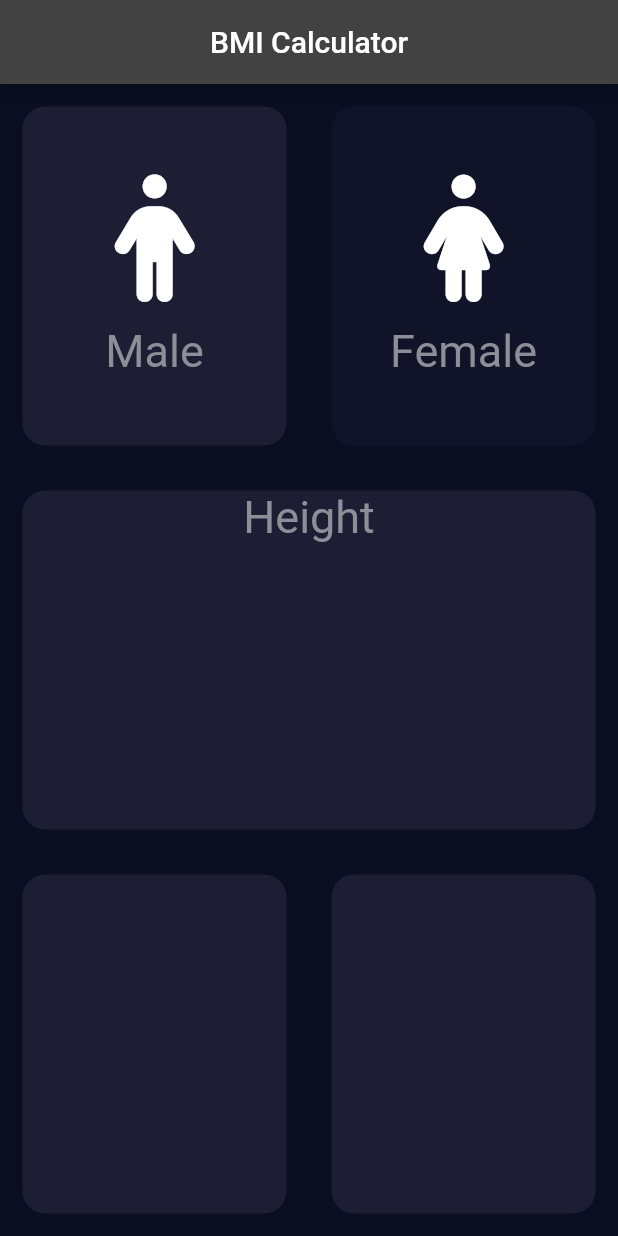
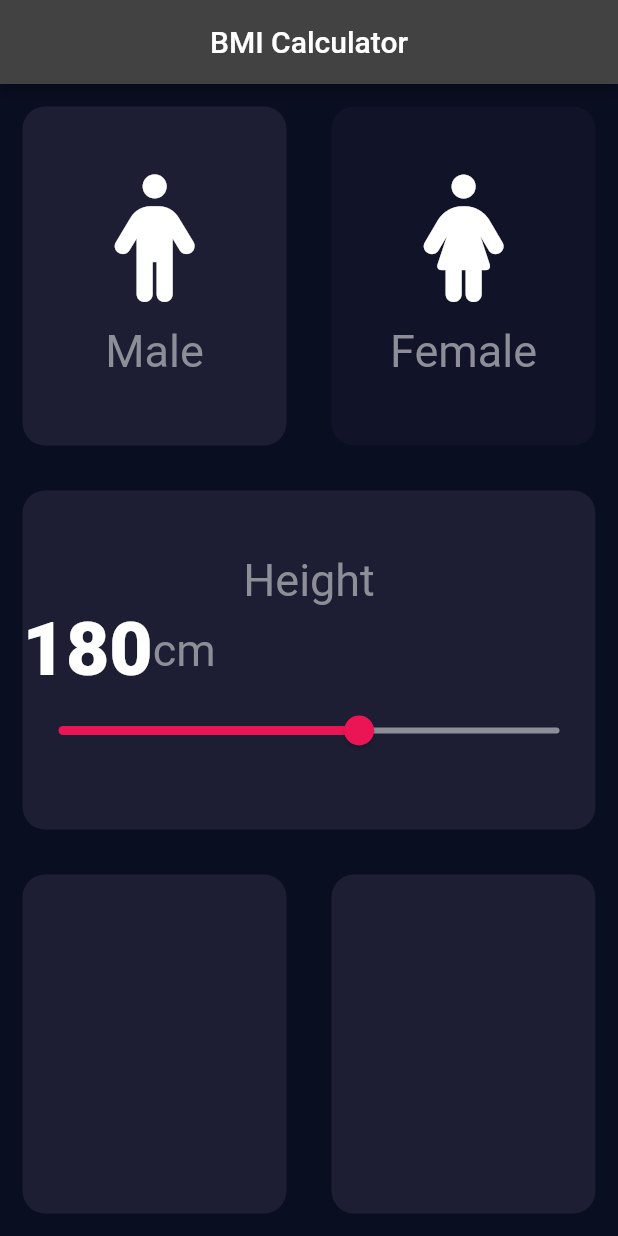
Before and after one commit to suleman24/Mobile-Apps, a Flutter app: the screen it shows after launch, on a phone screen of 412 x 824 dp. Run offline on Flutter 3.47's test engine with Material 2 defaults, Android fonts, the phone set to English and light mode, and no system bars; our stand-ins replace font_awesome_flutter, rflutter_alert; missing offline and left inert: splash_screen_view.

Commit message:
Added Slider

```diff
--- a/BMI/lib/constant.dart
+++ b/BMI/lib/constant.dart
@@ -3,6 +3,7 @@ import 'package:flutter/material.dart';
 const activecolor = Color(0xFF1D1E33);
 const deactivecolor = Color(0xFF111328);
 
+const mynumberstyle=TextStyle(fontSize: 50,fontWeight: FontWeight.w900);
 
 const mylabelstyle=TextStyle(
 fontSize: 30,
--- a/BMI/lib/inputpage.dart
+++ b/BMI/lib/inputpage.dart
@@ -26,6 +26,8 @@ class inputpage extends StatefulWidget {
 class _inputpageState extends State<inputpage> {
 
   gender selectgender=gender.male;
+
+  int sliderheight=180;
 
 
   @override
@@ -82,9 +84,29 @@ class _inputpageState extends State<inputpage> {
               Expanded(child: repeatcontainer(
                 colors: Color(0xFF1D1E33),
                 cardwidget: Column(
+                  mainAxisAlignment: MainAxisAlignment.center,
                   children: [
                     Text('Height',style: mylabelstyle),
 
+                    Row(
+                      children: [
+                        Text('$sliderheight', style: mynumberstyle),
+                        Text('cm',style: mylabelstyle,),
+                      ],
+                    ),
+
+                    Slider(
+                        value: sliderheight.toDouble(),
+                        min: 120.0,
+                        max: 220.0,
+                        activeColor: Color(0xFFEB1555),
+                        inactiveColor: Color(0xFF8D8E98),
+                        onChanged: (double newvalue){
+                          setState(() {
+                            sliderheight = newvalue.round();
+                          });
+                        }
+                    )
                   ],
                 ),
               ) ),
```
